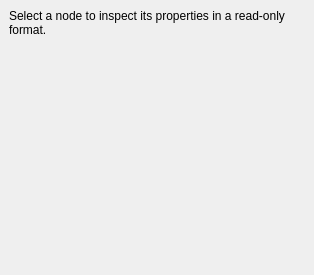
Qt form dev/Code/Tools/SceneAPI/SceneUI/SceneWidgets/SceneGraphInspectWidget.ui (aws/lumberyard) before a commit.
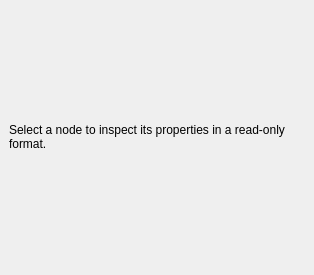
The same form after that commit.

The edit to the form file:
```diff
--- a/dev/Code/Tools/SceneAPI/SceneUI/SceneWidgets/SceneGraphInspectWidget.ui
+++ b/dev/Code/Tools/SceneAPI/SceneUI/SceneWidgets/SceneGraphInspectWidget.ui
@@ -46,7 +46,7 @@
            <enum>Qt::RichText</enum>
           </property>
           <property name="alignment">
-           <set>Qt::AlignLeading|Qt::AlignLeft|Qt::AlignTop</set>
+           <set>Qt::Alignment(Qt::AlignLeading|Qt::AlignLeft|Qt::AlignTop)</set>
           </property>
           <property name="wordWrap">
            <bool>true</bool>
```
